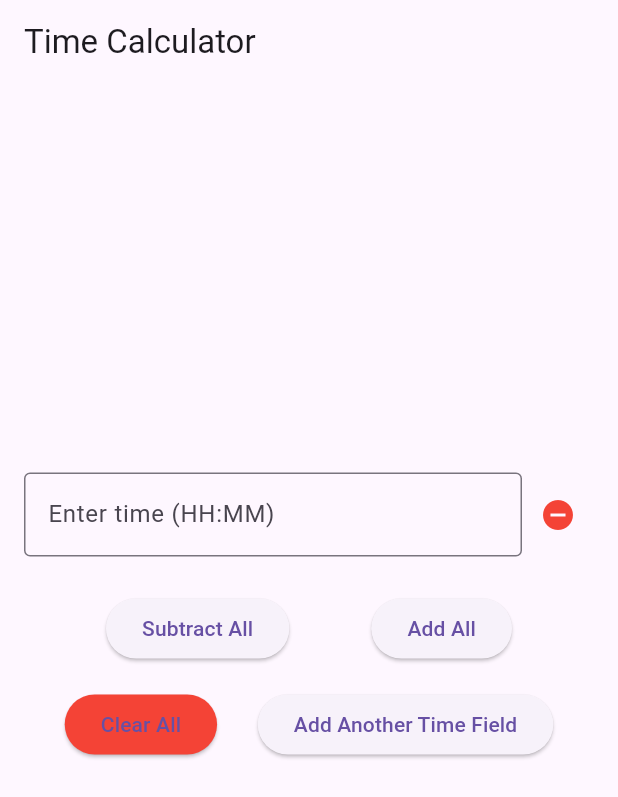
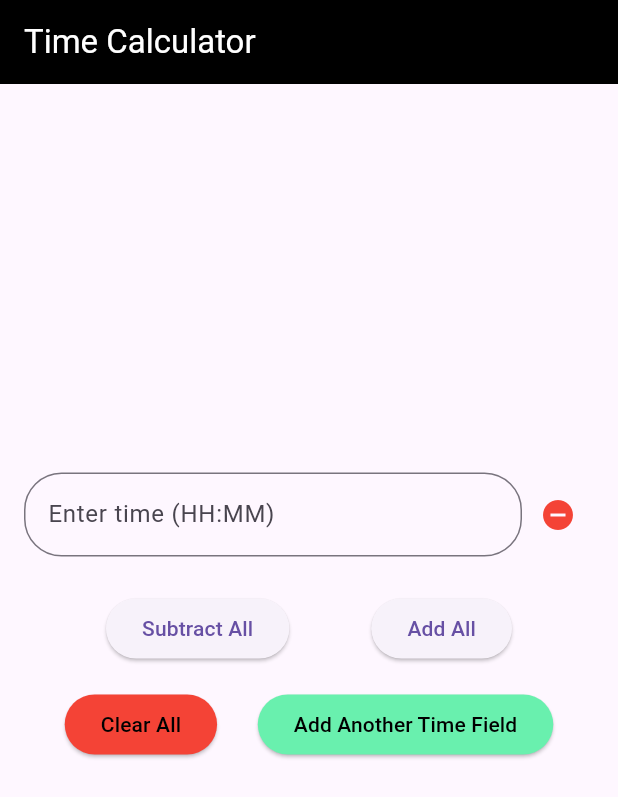
Before and after one commit to DilshikaPriyashan/time_calculater, a Flutter app: the screen it shows after launch, on a phone screen of 412 x 824 dp. Shown: the top 797 px of the screen. Run offline on Flutter 3.47's test engine with Material 3 defaults, Android fonts, the phone set to English and light mode, and no system bars.

Commit message:
add button color and add border redious

```diff
--- a/lib/main.dart
+++ b/lib/main.dart
@@ -94,7 +94,14 @@ class _TimeCalculatorPageState extends State<TimeCalculatorPage> {
   Widget build(BuildContext context) {
     return Scaffold(
       appBar: AppBar(
-        title: const Text('Time Calculator'),
+        title: const Text(
+          'Time Calculator',
+          style: TextStyle(
+            color: Colors.white,
+            fontWeight: FontWeight.w400,
+          ),
+        ),
+        backgroundColor: Colors.black,
       ),
       body: Padding(
         padding: const EdgeInsets.all(16.0),
@@ -114,7 +121,13 @@ class _TimeCalculatorPageState extends State<TimeCalculatorPage> {
                             controller: entry.value,
                             decoration: const InputDecoration(
                               labelText: 'Enter time (HH:MM)',
-                              border: OutlineInputBorder(),
+                              border: OutlineInputBorder(
+                                borderRadius: BorderRadius.all(
+                                  Radius.circular(
+                                    25,
+                                  ),
+                                ),
+                              ),
                             ),
                             keyboardType: TextInputType.datetime,
                             onChanged: (value) =>
@@ -152,11 +165,19 @@ class _TimeCalculatorPageState extends State<TimeCalculatorPage> {
                       onPressed: clearAllTimes,
                       style:
                           ElevatedButton.styleFrom(backgroundColor: Colors.red),
-                      child: const Text('Clear All'),
+                      child: const Text(
+                        'Clear All',
+                        style: TextStyle(color: Colors.black),
+                      ),
                     ),
                     ElevatedButton(
                       onPressed: addTimeField,
-                      child: const Text('Add Another Time Field'),
+                      style: ElevatedButton.styleFrom(
+                          backgroundColor: Colors.greenAccent),
+                      child: const Text(
+                        'Add Another Time Field',
+                        style: TextStyle(color: Colors.black),
+                      ),
                     ),
                   ],
                 ),
--- a/pubspec.yaml
+++ b/pubspec.yaml
@@ -45,7 +45,7 @@ dev_dependencies:
   # activated in the `analysis_options.yaml` file located at the root of your
   # package. See that file for information about deactivating specific lint
   # rules and activating additional ones.
-  flutter_lints: ^4.0.0
+  flutter_lints: ^5.0.0
 
 # For information on the generic Dart part of this file, see the
 # following page: https://dart.dev/tools/pub/pubspec
```
Also changed, not shown: pubspec.lock.
